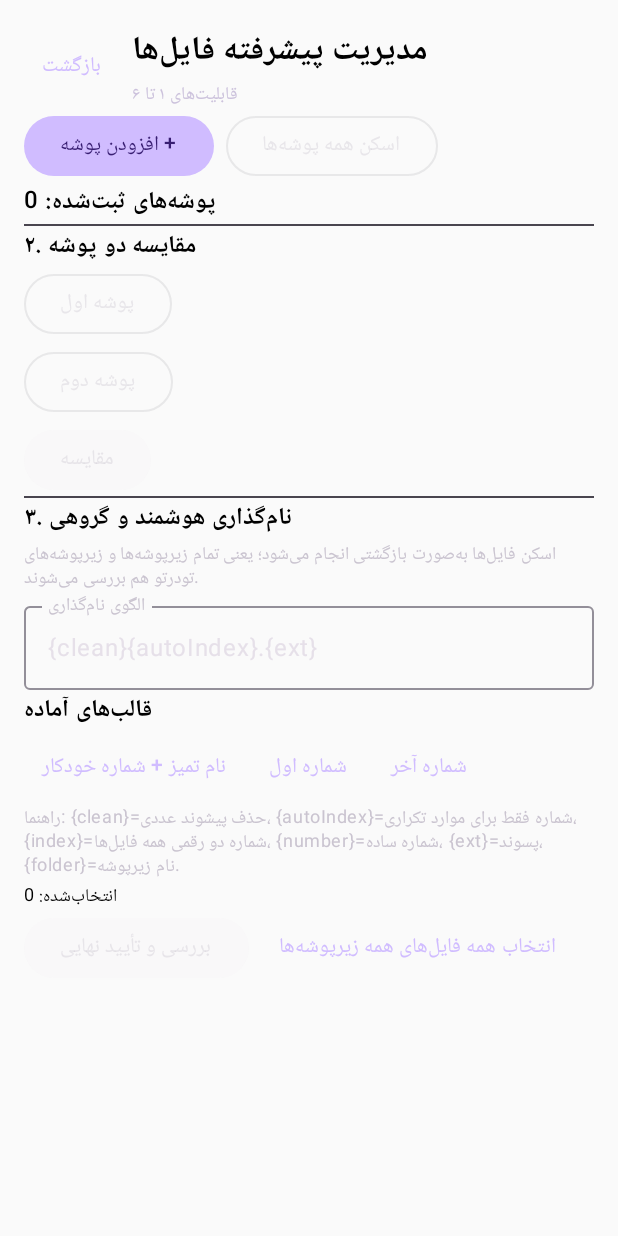
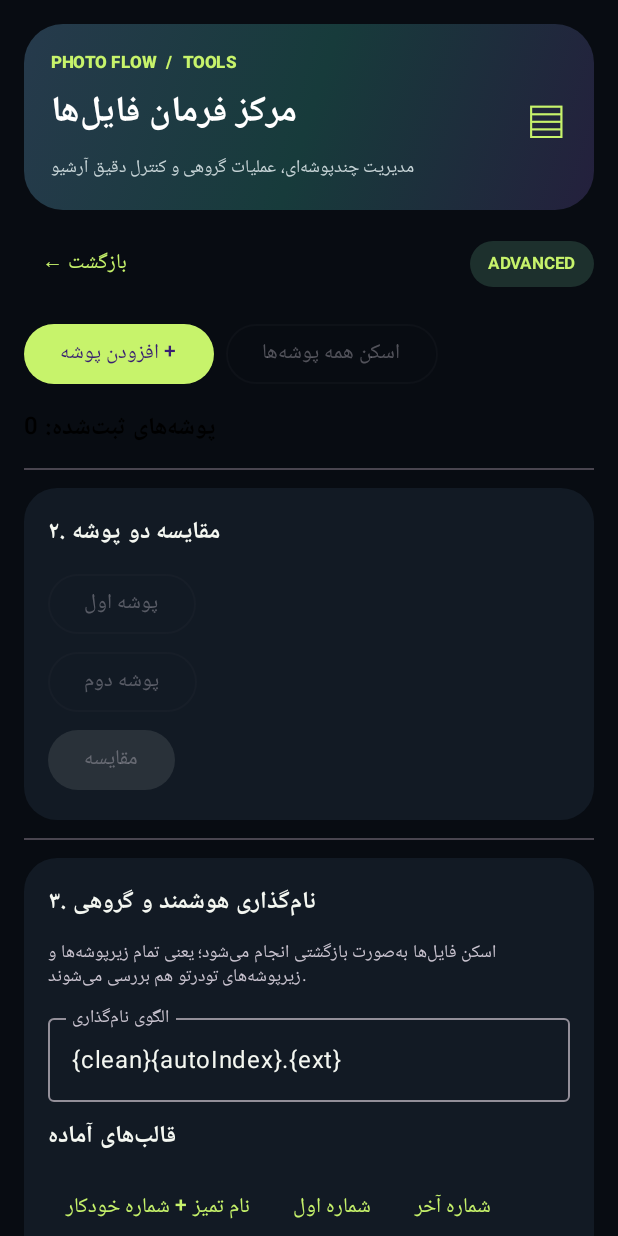
Before and after one commit to Ahmadreza82m/chatgptmulti, an Android app built with Jetpack Compose: the FileToolsActivity screen opened directly, with no data from a screen before it, on a phone screen of 412 x 824 dp. Run offline under Robolectric (Android 15) with nearby library versions, the phone set to English and light mode, and no system bars.

Commit message:
Upgrade file tools into premium grouped workspace panels

```diff
--- a/photoflow-android/app/src/main/java/com/ahmadreza/photoflow/FileToolsActivity.kt
+++ b/photoflow-android/app/src/main/java/com/ahmadreza/photoflow/FileToolsActivity.kt
@@ -8,6 +8,7 @@ import androidx.activity.compose.rememberLauncherForActivityResult
 import androidx.activity.result.contract.ActivityResultContracts
 import androidx.activity.compose.setContent
 import androidx.compose.foundation.clickable
+import androidx.compose.foundation.background
 import androidx.compose.foundation.layout.*
 import androidx.compose.foundation.lazy.LazyColumn
 import androidx.compose.foundation.lazy.items
@@ -16,6 +17,9 @@ import androidx.compose.foundation.verticalScroll
 import androidx.compose.material3.*
 import androidx.compose.runtime.*
 import androidx.compose.ui.Alignment
+import androidx.compose.ui.graphics.Brush
+import androidx.compose.ui.graphics.Color
+import androidx.compose.foundation.shape.RoundedCornerShape
 import androidx.compose.ui.Modifier
 import androidx.compose.ui.platform.LocalContext
 import androidx.compose.ui.text.font.FontWeight
@@ -284,14 +288,30 @@ private fun FileToolsScreen(onBack: () -> Unit) {
         }
     }
 
-    MaterialTheme(colorScheme = darkColorScheme()) {
-        Column(Modifier.fillMaxSize().verticalScroll(rememberScrollState()).padding(16.dp)) {
+    MaterialTheme(colorScheme = darkColorScheme(
+        primary = Color(0xFFC7F36B), secondary = Color(0xFF8DE0D0),
+        background = Color(0xFF080C12), surface = Color(0xFF121A24),
+        surfaceVariant = Color(0xFF1D2936), onBackground = Color(0xFFF4F7F1), onSurface = Color(0xFFF4F7F1)
+    )) {
+        Column(Modifier.fillMaxSize().background(Color(0xFF080C12)).verticalScroll(rememberScrollState()).padding(16.dp),
+            verticalArrangement = Arrangement.spacedBy(12.dp)) {
+            Card(shape = RoundedCornerShape(26.dp), colors = CardDefaults.cardColors(containerColor = Color.Transparent)) {
+                Row(Modifier.fillMaxWidth().background(Brush.linearGradient(listOf(Color(0xFF263A4C), Color(0xFF173B3B), Color(0xFF24203D)))).padding(18.dp),
+                    verticalAlignment = Alignment.CenterVertically) {
+                    Column(Modifier.weight(1f), verticalArrangement = Arrangement.spacedBy(5.dp)) {
+                        Text("PHOTO FLOW  /  TOOLS", color = Color(0xFFC7F36B), style = MaterialTheme.typography.labelSmall, fontWeight = FontWeight.ExtraBold)
+                        Text("مرکز فرمان فایل‌ها", color = Color.White, style = MaterialTheme.typography.headlineSmall, fontWeight = FontWeight.ExtraBold)
+                        Text("مدیریت چندپوشه‌ای، عملیات گروهی و کنترل دقیق آرشیو", color = Color(0xFFC7D4D7), style = MaterialTheme.typography.bodySmall)
+                    }
+                    Text("▤", color = Color(0xFFC7F36B), style = MaterialTheme.typography.displaySmall)
+                }
+            }
             Row(verticalAlignment = Alignment.CenterVertically) {
-                TextButton(onClick = onBack) { Text("بازگشت") }
-                Spacer(Modifier.width(8.dp))
-                Column(Modifier.weight(1f)) {
-                    Text("مدیریت پیشرفته فایل‌ها", style = MaterialTheme.typography.titleLarge, fontWeight = FontWeight.Bold)
-                    Text("قابلیت‌های ۱ تا ۶", style = MaterialTheme.typography.bodySmall, color = MaterialTheme.colorScheme.secondary)
+                TextButton(onClick = onBack) { Text("← بازگشت") }
+                Spacer(Modifier.weight(1f))
+                Surface(color = Color(0xFF1D302D), shape = RoundedCornerShape(50)) {
+                    Text("ADVANCED", modifier = Modifier.padding(horizontal = 12.dp, vertical = 7.dp), color = Color(0xFFC7F36B),
+                        style = MaterialTheme.typography.labelSmall, fontWeight = FontWeight.Bold)
                 }
             }
             Row(horizontalArrangement = Arrangement.spacedBy(8.dp)) {
@@ -315,6 +335,7 @@ private fun FileToolsScreen(onBack: () -> Unit) {
                 }
             }
             Divider()
+            ToolPanel {
             Text("۲. مقایسه دو پوشه", fontWeight = FontWeight.Bold)
             Column(verticalArrangement = Arrangement.spacedBy(4.dp)) {
                 RootPicker("پوشه اول", roots, leftRoot) { leftRoot = it }
@@ -339,7 +360,9 @@ private fun FileToolsScreen(onBack: () -> Unit) {
                     Text("• $it", style = MaterialTheme.typography.bodySmall, color = MaterialTheme.colorScheme.onSurfaceVariant)
                 }
             }
+            }
             Divider()
+            ToolPanel {
             Text("۳. نام‌گذاری هوشمند و گروهی", fontWeight = FontWeight.Bold)
             Text("اسکن فایل‌ها به‌صورت بازگشتی انجام می‌شود؛ یعنی تمام زیرپوشه‌ها و زیرپوشه‌های تو‌در‌تو هم بررسی می‌شوند.",
                 style = MaterialTheme.typography.bodySmall, color = MaterialTheme.colorScheme.onSurfaceVariant)
@@ -371,7 +394,9 @@ private fun FileToolsScreen(onBack: () -> Unit) {
                 TextButton(onClick = { selected = files.map { it.key }.toSet() }) { Text("انتخاب همه فایل‌های همه زیرپوشه‌ها") }
                 TextButton(onClick = { selected = emptySet() }) { Text("پاک‌کردن انتخاب") }
             }
+            }
             Divider()
+            ToolPanel {
             Text("۴ و ۵. کپی یا انتقال گروهی", fontWeight = FontWeight.Bold)
             RootPicker("پوشه مقصد", roots, destination) { destination = it }
             Row(horizontalArrangement = Arrangement.spacedBy(8.dp)) {
@@ -380,7 +405,9 @@ private fun FileToolsScreen(onBack: () -> Unit) {
                 Button(onClick = { runFileTransfer(context, scope, files, selected, destination, true, { busy = it }, { status = it }, ::refresh) },
                     enabled = selected.isNotEmpty() && destination != null && !busy) { Text("انتقال فایل‌ها") }
             }
+            }
             Divider()
+            ToolPanel {
             Text("۶. شناسایی فایل‌های کاملاً یکسان", fontWeight = FontWeight.Bold)
             OutlinedButton(onClick = {
                 scope.launch {
@@ -396,7 +423,9 @@ private fun FileToolsScreen(onBack: () -> Unit) {
                 Text("گروه ${index + 1}: ${group.size} نسخه — ${group.first().name}", style = MaterialTheme.typography.bodySmall)
             }
             Text(status, color = MaterialTheme.colorScheme.secondary, style = MaterialTheme.typography.bodySmall)
+            }
             Divider()
+            ToolPanel {
             Text("۱. فایل‌های همه پوشه‌ها — ${files.size}", fontWeight = FontWeight.Bold)
             Column(verticalArrangement = Arrangement.spacedBy(2.dp)) {
                 files.forEach { file ->
@@ -411,7 +440,8 @@ private fun FileToolsScreen(onBack: () -> Unit) {
                         }
                     }
                 }
-            }
+            }            }
+
         }
         if (showRenameConfirm) {
             AlertDialog(
@@ -440,6 +470,13 @@ private fun FileToolsScreen(onBack: () -> Unit) {
                 }
             )
         }
+    }
+}
+
+@Composable
+private fun ToolPanel(content: @Composable ColumnScope.() -> Unit) {
+    Card(shape = RoundedCornerShape(22.dp), colors = CardDefaults.cardColors(containerColor = Color(0xFF121A24))) {
+        Column(Modifier.fillMaxWidth().padding(16.dp), verticalArrangement = Arrangement.spacedBy(9.dp), content = content)
     }
 }
 
```
